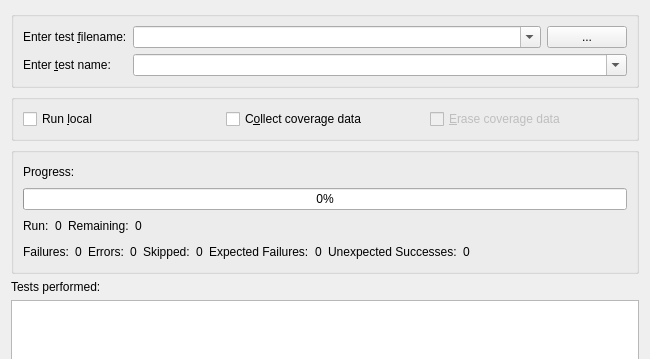
Above: PyUnit/UnittestDialog.ui from testmana2/test before the change; both pictures show x 0 to 650 and y 0 to 359 of the 650 by 700 pixel window. Below: the same form after it.
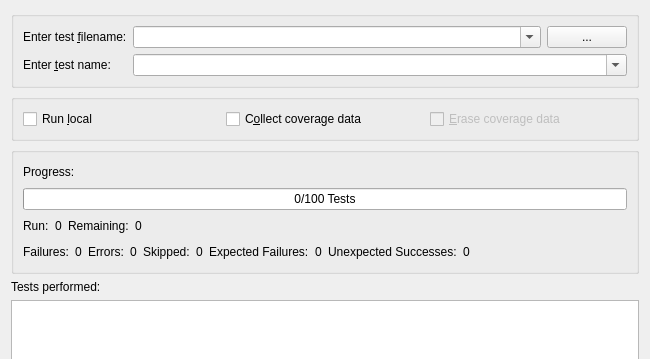
That is the form after the change. Custom widgets are drawn as their Qt base class.

```diff
--- a/PyUnit/UnittestDialog.ui
+++ b/PyUnit/UnittestDialog.ui
@@ -181,6 +181,9 @@
         <property name="orientation">
          <enum>Qt::Horizontal</enum>
         </property>
+        <property name="format">
+         <string>%v/%m Tests</string>
+        </property>
        </widget>
       </item>
       <item>
```
